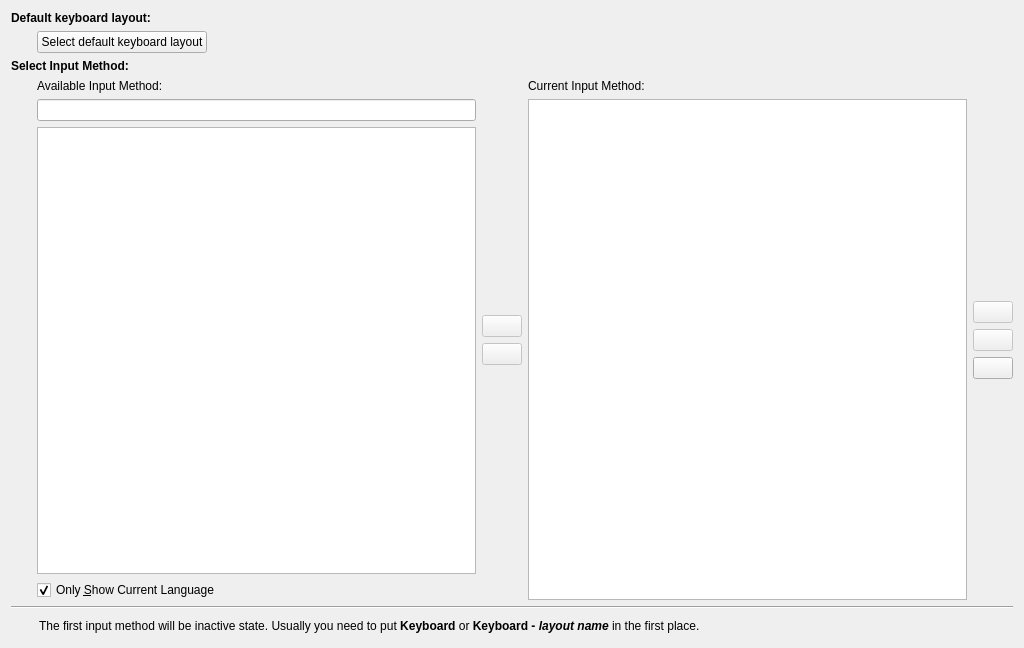
Above: src/impage.ui from fcitx/fcitx5-configtool before the change. Below: the same form after it.
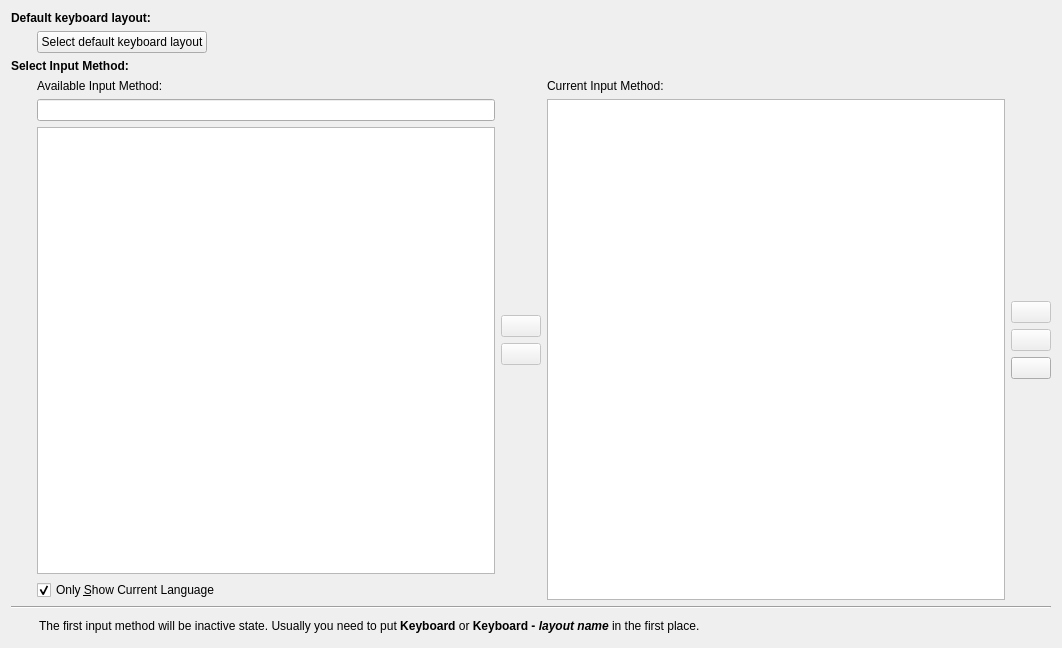
That is the form after the change. Custom widgets are drawn as their Qt base class.

Commit message: [kcm] revert to QTreeView implementation, KCategorizedView is buggy.

Patch:
```diff
--- a/src/impage.ui
+++ b/src/impage.ui
@@ -6,7 +6,7 @@
    <rect>
     <x>0</x>
     <y>0</y>
-    <width>1024</width>
+    <width>1062</width>
     <height>648</height>
    </rect>
   </property>
@@ -88,7 +88,26 @@
         <widget class="QLineEdit" name="filterTextEdit"/>
        </item>
        <item>
-        <widget class="KCategorizedView" name="availIMView"/>
+        <widget class="QTreeView" name="availIMView">
+         <property name="indentation">
+          <number>0</number>
+         </property>
+         <property name="rootIsDecorated">
+          <bool>false</bool>
+         </property>
+         <property name="itemsExpandable">
+          <bool>false</bool>
+         </property>
+         <property name="sortingEnabled">
+          <bool>true</bool>
+         </property>
+         <property name="headerHidden">
+          <bool>true</bool>
+         </property>
+         <attribute name="headerVisible">
+          <bool>false</bool>
+         </attribute>
+        </widget>
        </item>
        <item>
         <widget class="QCheckBox" name="onlyCurrentLanguageCheckBox">
@@ -286,13 +305,6 @@
    </item>
   </layout>
  </widget>
- <customwidgets>
-  <customwidget>
-    <class>KCategorizedView</class>
-    <extends>QListView</extends>
-    <header>kcategorizedview.h</header>
-  </customwidget>
- </customwidgets>
  <resources/>
  <connections/>
 </ui>
```
The commit also changes 4 other files.
